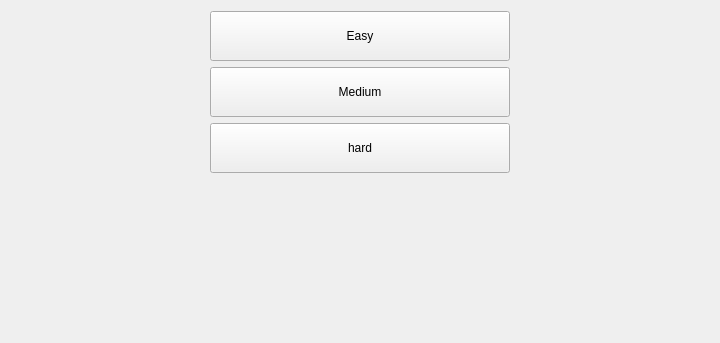
alfphy/drawing_game, file ui/mainPage.ui: the form before one commit.
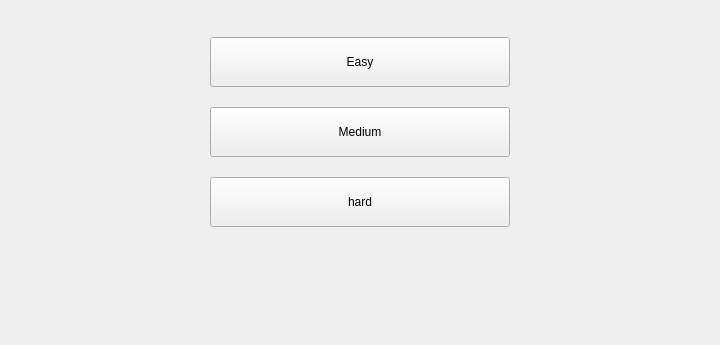
The form after the commit. Icons and pictures are not drawn.

Diff of the .ui file:
```diff
--- a/ui/mainPage.ui
+++ b/ui/mainPage.ui
@@ -7,7 +7,7 @@
     <x>0</x>
     <y>0</y>
     <width>720</width>
-    <height>343</height>
+    <height>345</height>
    </rect>
   </property>
   <property name="windowTitle">
@@ -18,10 +18,16 @@
   </property>
   <layout class="QHBoxLayout" name="horizontalLayout_2">
    <item>
-    <layout class="QVBoxLayout" name="verticalLayout" stretch="2,1">
+    <layout class="QVBoxLayout" name="verticalLayout" stretch="3,1">
      <item>
       <layout class="QVBoxLayout" name="verticalLayout_2">
-       <item alignment="Qt::AlignHCenter">
+       <item alignment="Qt::AlignHCenter|Qt::AlignVCenter">
+        <widget class="QWidget" name="widget" native="true">
+         <layout class="QVBoxLayout" name="verticalLayout_4">
+          <property name="spacing">
+           <number>20</number>
+          </property>
+          <item>
         <widget class="QPushButton" name="button_easy">
          <property name="minimumSize">
           <size>
@@ -40,7 +46,7 @@
          </property>
         </widget>
        </item>
-       <item alignment="Qt::AlignHCenter">
+          <item>
         <widget class="QPushButton" name="button_medium">
          <property name="minimumSize">
           <size>
@@ -59,7 +65,7 @@
          </property>
         </widget>
        </item>
-       <item alignment="Qt::AlignHCenter">
+          <item>
         <widget class="QPushButton" name="button_hard">
          <property name="minimumSize">
           <size>
@@ -79,17 +85,16 @@
         </widget>
        </item>
       </layout>
-     </item>
+        </widget>
+       </item>
+      </layout>
+     </item>
      <item>
-      <layout class="QHBoxLayout" name="horizontalLayout">
-       <item>
-        <widget class="QWidget" name="win_streak" native="true"/>
+      <layout class="QHBoxLayout" name="analytics_container"/>
        </item>
       </layout>
      </item>
     </layout>
-   </item>
-  </layout>
  </widget>
  <tabstops>
   <tabstop>button_easy</tabstop>
```
Left out of the diff: 8 changed lines with no effect on the pictures. Lines whose indentation alone changed are shown as unchanged.
